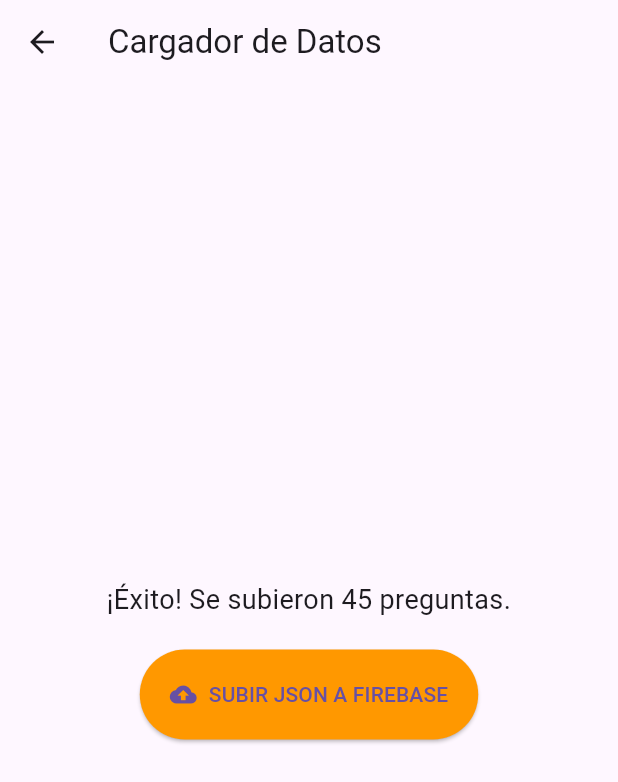
After one commit to padredemellis/trivia-mvp, a Flutter app: the DataUploader screen opened directly, after a tap on "SUBIR JSON A FIREBASE", on a phone screen of 412 x 824 dp. The commit adds this screen. Shown: the top 782 px of the screen. Run offline on Flutter 3.47's test engine with Material 3 defaults, Android fonts, the phone set to English and light mode, and no system bars; our stand-ins replace cloud_firestore, firebase_core, get_it; accounts and stored records are empty.

Commit message:
Uploading questions and levels to Firestore

```diff
--- /dev/null
+++ b/Proyect-trivia/mvp/devtools_options.yaml
@@ -0,0 +1,3 @@
+description: This file stores settings for Dart & Flutter DevTools.
+documentation: https://docs.flutter.dev/tools/devtools/extensions#configure-extension-enablement-states
+extensions:
--- a/Proyect-trivia/mvp/lib/presentation/controllers/game_orchestrator.dart
+++ b/Proyect-trivia/mvp/lib/presentation/controllers/game_orchestrator.dart
@@ -9,7 +9,7 @@ import 'package:mvp/pages/home.dart';
 
 /// Manejador central de la interfaz de usuario.
 ///
-/// Su función es escuchar reactivamente el estado del [GameEngine]
+/// Su función es escuchar reactivamente el estado del GameEngine
 /// y determinar qué pantalla debe mostrarse en cada momento.
 ///
 /// Este componente actúa como el punto de entrada principal de la navegación
@@ -80,7 +80,7 @@ class GameOrchestrator extends StatelessWidget {
                   mainAxisAlignment: MainAxisAlignment.center,
                   children: [
                     const Text(
-                      "💀 Juego Terminado 💀",
+                      "Juego Terminado ",
                       style: TextStyle(fontSize: 24),
                     ),
                     const SizedBox(height: 20),
--- /dev/null
+++ b/Proyect-trivia/mvp/lib/uploader.dart
@@ -0,0 +1,229 @@
+import 'dart:convert';
+import 'package:flutter/material.dart';
+import 'package:cloud_firestore/cloud_firestore.dart';
+
+class DataUploader extends StatefulWidget {
+  const DataUploader({super.key});
+
+  @override
+  State<DataUploader> createState() => _DataUploaderState();
+}
+
+class _DataUploaderState extends State<DataUploader> {
+  bool _uploading = false;
+  String _status = "Listo para subir";
+
+  // --- Aqui va el pool de preguntas ---
+  final String rawJson = '''
+[
+  {
+      "questionId": "q_001",
+      "category": "Ciencias",
+      "text": "¿Cuál es el lenguaje principal para desarrollar en Flutter?",
+      "questionType": "multipleChoice",
+      "correctAnswer": "Dart",
+      "options": ["Java", "Kotlin", "Dart", "Swift"]
+    },
+    {
+      "questionId": "q_002",
+      "category": "Ciencias",
+      "text": "¿Qué planeta es conocido como el Planeta Rojo?",
+      "questionType": "multipleChoice",
+      "correctAnswer": "Marte",
+      "options": ["Júpiter", "Marte", "Saturno", "Venus"]
+    },
+    {
+      "questionId": "q_003",
+      "category": "Actualidad",
+      "text": "¿En qué año se lanzó el primer iPhone?",
+      "questionType": "multipleChoice",
+      "correctAnswer": "2007",
+      "options": ["2005", "2007", "2010", "1999"]
+    },
+    {
+      "questionId": "q_004",
+      "category": "Cultura",
+      "text": "¿Quién pintó la Mona Lisa?",
+      "questionType": "multipleChoice",
+      "correctAnswer": "Da Vinci",
+      "options": ["Picasso", "Van Gogh", "Da Vinci", "Dalí"]
+    },
+    {
+      "questionId": "q_005",
+      "category": "Ciencias",
+      "text": "¿Cuál es el símbolo químico del agua?",
+      "questionType": "multipleChoice",
+      "correctAnswer": "H2O",
+      "options": ["H2O", "O2", "CO2", "HO"]
+    },
+    {
+      "questionId": "q_006",
+      "category": "Cultura",
+      "text": "¿Quién escribió 'Don Quijote de la Mancha'?",
+      "questionType": "multipleChoice",
+      "correctAnswer": "Cervantes",
+      "options": ["García Márquez", "Cervantes", "Shakespeare", "Neruda"]
+    },
+    {
+      "questionId": "q_007",
+      "category": "Hobbies",
+      "text": "¿Cuántos jugadores hay en un equipo de fútbol?",
+      "questionType": "multipleChoice",
+      "correctAnswer": "11",
+      "options": ["9", "10", "11", "12"]
+    },
+    {
+      "questionId": "q_008",
+      "category": "Actualidad",
+      "text": "¿Cuál es la capital de Francia?",
+      "questionType": "multipleChoice",
+      "correctAnswer": "París",
+      "options": ["Madrid", "Londres", "Berlín", "París"]
+    },
+    {
+      "questionId": "q_009",
+      "category": "Ciencias",
+      "text": "¿Qué gas respiramos principalmente?",
+      "questionType": "multipleChoice",
+      "correctAnswer": "Oxígeno",
+      "options": ["Helio", "Oxígeno", "Carbono", "Hidrógeno"]
+    },
+    {
+      "questionId": "q_010",
+      "category": "Hobbies",
+      "text": "¿Qué compañía creó a Mario Bros?",
+      "questionType": "multipleChoice",
+      "correctAnswer": "Nintendo",
+      "options": ["Sega", "Sony", "Nintendo", "Microsoft"]
+    },
+    {
+      "questionId": "q_011",
+      "category": "Cultura",
+      "text": "¿En qué continente está Egipto?",
+      "questionType": "multipleChoice",
+      "correctAnswer": "África",
+      "options": ["Asia", "Europa", "África", "América"]
+    },
+    {
+      "questionId": "q_012",
+      "category": "Actualidad",
+      "text": "¿Cuál es la moneda oficial de Japón?",
+      "questionType": "multipleChoice",
+      "correctAnswer": "Yen",
+      "options": ["Dólar", "Euro", "Yen", "Won"]
+    },
+    {
+      "questionId": "q_013",
+      "category": "Hobbies",
+      "text": "¿Cómo se llama el deporte que se juega con una raqueta y un volante?",
+      "questionType": "multipleChoice",
+      "correctAnswer": "Bádminton",
+      "options": ["Tenis", "Pádel", "Ping Pong", "Bádminton"]
+    },
+    { "questionId": "q_014", "category": "Ciencias", "text": "¿Cuál es el hueso más largo del cuerpo humano?", "questionType": "multipleChoice", "correctAnswer": "Fémur", "options": ["Fémur", "Radio", "Tibia", "Húmero"] },
+    { "questionId": "q_015", "category": "Ciencias", "text": "¿Qué elemento químico tiene el símbolo Au?", "questionType": "multipleChoice", "correctAnswer": "Oro", "options": ["Plata", "Cobre", "Oro", "Aluminio"] },
+    { "questionId": "q_016", "category": "Ciencias", "text": "¿Cómo se llaman las células nerviosas?", "questionType": "multipleChoice", "correctAnswer": "Neuronas", "options": ["Neuronas", "Glóbulos", "Plaquetas", "Nefronas"] },
+    { "questionId": "q_017", "category": "Ciencias", "text": "¿Qué parte de la planta realiza la fotosíntesis?", "questionType": "multipleChoice", "correctAnswer": "Hoja", "options": ["Raíz", "Tallo", "Hoja", "Flor"] },
+    { "questionId": "q_018", "category": "Ciencias", "text": "¿Cuál es el animal más rápido del mundo?", "questionType": "multipleChoice", "correctAnswer": "Guepardo", "options": ["León", "Guepardo", "Águila", "Caballo"] },
+    { "questionId": "q_019", "category": "Ciencias", "text": "¿Qué planeta tiene anillos visibles?", "questionType": "multipleChoice", "correctAnswer": "Saturno", "options": ["Marte", "Júpiter", "Saturno", "Neptuno"] },
+    { "questionId": "q_020", "category": "Ciencias", "text": "¿Cuántos corazones tiene un pulpo?", "questionType": "multipleChoice", "correctAnswer": "3", "options": ["1", "2", "3", "4"] },
+    { "questionId": "q_021", "category": "Ciencias", "text": "¿Cuál es el órgano más grande del cuerpo?", "questionType": "multipleChoice", "correctAnswer": "Piel", "options": ["Hígado", "Piel", "Cerebro", "Pulmón"] },
+
+    { "questionId": "q_022", "category": "Cultura", "text": "¿Quién pintó 'La noche estrellada'?", "questionType": "multipleChoice", "correctAnswer": "Van Gogh", "options": ["Picasso", "Monet", "Van Gogh", "Dalí"] },
+    { "questionId": "q_023", "category": "Cultura", "text": "¿En qué país se encuentran las pirámides de Teotihuacán?", "questionType": "multipleChoice", "correctAnswer": "México", "options": ["Egipto", "Perú", "México", "Guatemala"] },
+    { "questionId": "q_024", "category": "Cultura", "text": "¿Cuál es el libro más vendido de la historia?", "questionType": "multipleChoice", "correctAnswer": "La Biblia", "options": ["Harry Potter", "El Quijote", "La Biblia", "El Principito"] },
+    { "questionId": "q_025", "category": "Cultura", "text": "¿Quién fue el primer presidente de Estados Unidos?", "questionType": "multipleChoice", "correctAnswer": "Washington", "options": ["Lincoln", "Washington", "Jefferson", "Franklin"] },
+    { "questionId": "q_026", "category": "Cultura", "text": "¿En qué año llegó el hombre a la Luna?", "questionType": "multipleChoice", "correctAnswer": "1969", "options": ["1950", "1969", "1975", "1980"] },
+    { "questionId": "q_027", "category": "Cultura", "text": "¿Cuál es el idioma más hablado del mundo?", "questionType": "multipleChoice", "correctAnswer": "Inglés", "options": ["Español", "Chino", "Inglés", "Hindú"] },
+    { "questionId": "q_028", "category": "Cultura", "text": "¿Dónde se originaron los Juegos Olímpicos?", "questionType": "multipleChoice", "correctAnswer": "Grecia", "options": ["Roma", "Grecia", "Francia", "Egipto"] },
+    { "questionId": "q_029", "category": "Cultura", "text": "¿Quién escribió 'Romeo y Julieta'?", "questionType": "multipleChoice", "correctAnswer": "Shakespeare", "options": ["Dante", "Shakespeare", "Goethe", "Homer"] },
+
+    { "questionId": "q_030", "category": "Actualidad", "text": "¿Quién fundó Microsoft?", "questionType": "multipleChoice", "correctAnswer": "Bill Gates", "options": ["Steve Jobs", "Elon Musk", "Bill Gates", "Jeff Bezos"] },
+    { "questionId": "q_031", "category": "Actualidad", "text": "¿Cuál es la red social del pajarito azul (antes de X)?", "questionType": "multipleChoice", "correctAnswer": "Twitter", "options": ["Facebook", "Instagram", "Twitter", "Snapchat"] },
+    { "questionId": "q_032", "category": "Actualidad", "text": "¿Qué moneda se usa en el Reino Unido?", "questionType": "multipleChoice", "correctAnswer": "Libra", "options": ["Euro", "Dólar", "Libra", "Franco"] },
+    { "questionId": "q_033", "category": "Actualidad", "text": "¿Quién es el creador de Facebook?", "questionType": "multipleChoice", "correctAnswer": "Zuckerberg", "options": ["Gates", "Zuckerberg", "Musk", "Page"] },
+    { "questionId": "q_034", "category": "Actualidad", "text": "¿Cuál es la empresa más valiosa del mundo (aprox)?", "questionType": "multipleChoice", "correctAnswer": "Apple", "options": ["Amazon", "Google", "Apple", "Tesla"] },
+    { "questionId": "q_035", "category": "Actualidad", "text": "¿En qué año comenzó la pandemia de COVID-19?", "questionType": "multipleChoice", "correctAnswer": "2019", "options": ["2018", "2019", "2020", "2021"] },
+    { "questionId": "q_036", "category": "Actualidad", "text": "¿Qué país ganó el mundial de fútbol 2022?", "questionType": "multipleChoice", "correctAnswer": "Argentina", "options": ["Francia", "Brasil", "Argentina", "Alemania"] },
+    { "questionId": "q_037", "category": "Actualidad", "text": "¿Quién compró Twitter en 2022?", "questionType": "multipleChoice", "correctAnswer": "Elon Musk", "options": ["Jeff Bezos", "Bill Gates", "Elon Musk", "Warren Buffett"] },
+
+    { "questionId": "q_038", "category": "Hobbies", "text": "¿Cuántas piezas tiene un ajedrez?", "questionType": "multipleChoice", "correctAnswer": "32", "options": ["30", "32", "36", "40"] },
+    { "questionId": "q_039", "category": "Hobbies", "text": "¿Qué instrumento tiene 88 teclas?", "questionType": "multipleChoice", "correctAnswer": "Piano", "options": ["Guitarra", "Piano", "Órgano", "Violín"] },
+    { "questionId": "q_040", "category": "Hobbies", "text": "¿Cuál es el deporte rey en Estados Unidos?", "questionType": "multipleChoice", "correctAnswer": "Fútbol Americano", "options": ["Béisbol", "Baloncesto", "Fútbol", "Fútbol Americano"] },
+    { "questionId": "q_041", "category": "Hobbies", "text": "¿Cómo se llama el protagonista de Zelda?", "questionType": "multipleChoice", "correctAnswer": "Link", "options": ["Zelda", "Link", "Ganon", "Mario"] },
+    { "questionId": "q_042", "category": "Hobbies", "text": "¿En qué deporte se usa un 'puck'?", "questionType": "multipleChoice", "correctAnswer": "Hockey", "options": ["Golf", "Tenis", "Hockey", "Curling"] },
+    { "questionId": "q_043", "category": "Hobbies", "text": "¿Qué banda británica cantaba 'Yellow Submarine'?", "questionType": "multipleChoice", "correctAnswer": "The Beatles", "options": ["Queen", "Rolling Stones", "The Beatles", "Pink Floyd"] },
+    { "questionId": "q_044", "category": "Hobbies", "text": "¿Qué arte marcial viene de Corea?", "questionType": "multipleChoice", "correctAnswer": "Taekwondo", "options": ["Karate", "Judo", "Taekwondo", "Kung Fu"] },
+    { "questionId": "q_045", "category": "Hobbies", "text": "¿Cuál es el videojuego más vendido de la historia?", "questionType": "multipleChoice", "correctAnswer": "Minecraft", "options": ["Tetris", "GTA V", "Minecraft", "Fortnite"] }
+]
+  ''';
+  // -----------------------------------
+
+  Future<void> uploadData() async {
+    setState(() {
+      _uploading = true;
+      _status = "Subiendo...";
+    });
+
+    try {
+      // 1. Convertimos el texto JSON a una lista de Dart
+      List<dynamic> data = jsonDecode(rawJson);
+      final firestore = FirebaseFirestore.instance;
+
+      // 2. Recorremos cada elemento y lo subimos
+      for (var item in data) {
+        await firestore
+            .collection('questions') // Nombre de tu colección
+            .doc(
+              item['questionId'],
+            ) // Usamos el ID del JSON como ID del documento
+            .set(item);
+
+        print("Subido: ${item['questionId']}");
+      }
+
+      setState(() {
+        _status = "¡Éxito! Se subieron ${data.length} preguntas.";
+      });
+    } catch (e) {
+      setState(() {
+        _status = "Error: $e";
+      });
+    } finally {
+      setState(() {
+        _uploading = false;
+      });
+    }
+  }
+
+  @override
+  Widget build(BuildContext context) {
+    return Scaffold(
+      appBar: AppBar(title: const Text("Cargador de Datos")),
+      body: Center(
+        child: Column(
+          mainAxisAlignment: MainAxisAlignment.center,
+          children: [
+            Text(
+              _status,
+              textAlign: TextAlign.center,
+              style: const TextStyle(fontSize: 18),
+            ),
+            const SizedBox(height: 20),
+            _uploading
+                ? const CircularProgressIndicator()
+                : ElevatedButton.icon(
+                    onPressed: uploadData,
+                    icon: const Icon(Icons.cloud_upload),
+                    label: const Text("SUBIR JSON A FIREBASE"),
+                    style: ElevatedButton.styleFrom(
+                      backgroundColor: Colors.orange,
+                      padding: const EdgeInsets.all(20),
+                    ),
+                  ),
+          ],
+        ),
+      ),
+    );
+  }
+}
```
Also changed, not shown: Proyect-trivia/mvp/lib/level_generator.dart (added, +153 -0 lines), Proyect-trivia/mvp/lib/main.dart (+11 -6 lines), 1 other file.
